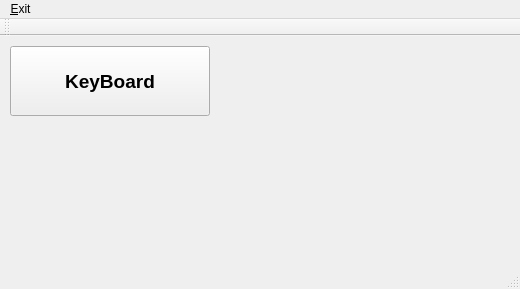
Above: Source/VirtualDevices/VirtualDevices/UI/virtualdevices.ui from obiwanjacobi/Zalt before the change. Below: the same form after it.
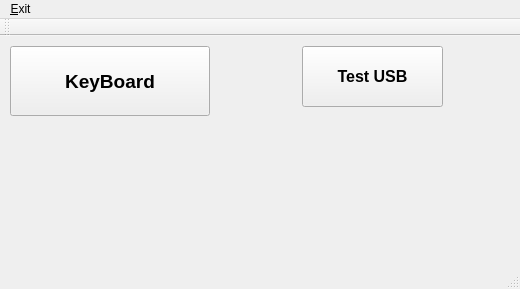
That is the form after the change.

Commit message: Added usb-test roundtrip message support.

Diff of the .ui file:
```diff
--- a/Source/VirtualDevices/VirtualDevices/UI/virtualdevices.ui
+++ b/Source/VirtualDevices/VirtualDevices/UI/virtualdevices.ui
@@ -44,6 +44,29 @@
      <bool>true</bool>
     </property>
    </widget>
+   <widget class="QPushButton" name="usbTest">
+    <property name="geometry">
+     <rect>
+      <x>302</x>
+      <y>10</y>
+      <width>141</width>
+      <height>61</height>
+     </rect>
+    </property>
+    <property name="font">
+     <font>
+      <pointsize>12</pointsize>
+      <weight>75</weight>
+      <bold>true</bold>
+     </font>
+    </property>
+    <property name="cursor">
+     <cursorShape>PointingHandCursor</cursorShape>
+    </property>
+    <property name="text">
+     <string>Test USB</string>
+    </property>
+   </widget>
   </widget>
   <widget class="QMenuBar" name="menuBar">
    <property name="geometry">
```
Left out of the diff: 11 changed lines with no effect on the pictures. The commit also changes 32 other files.
